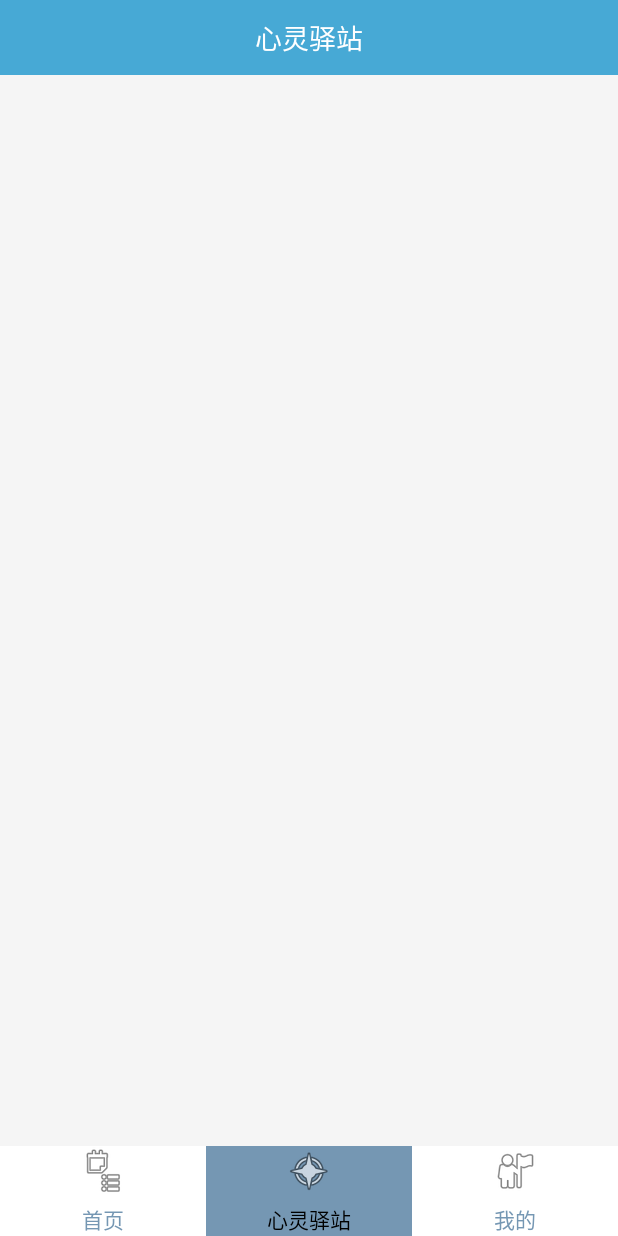
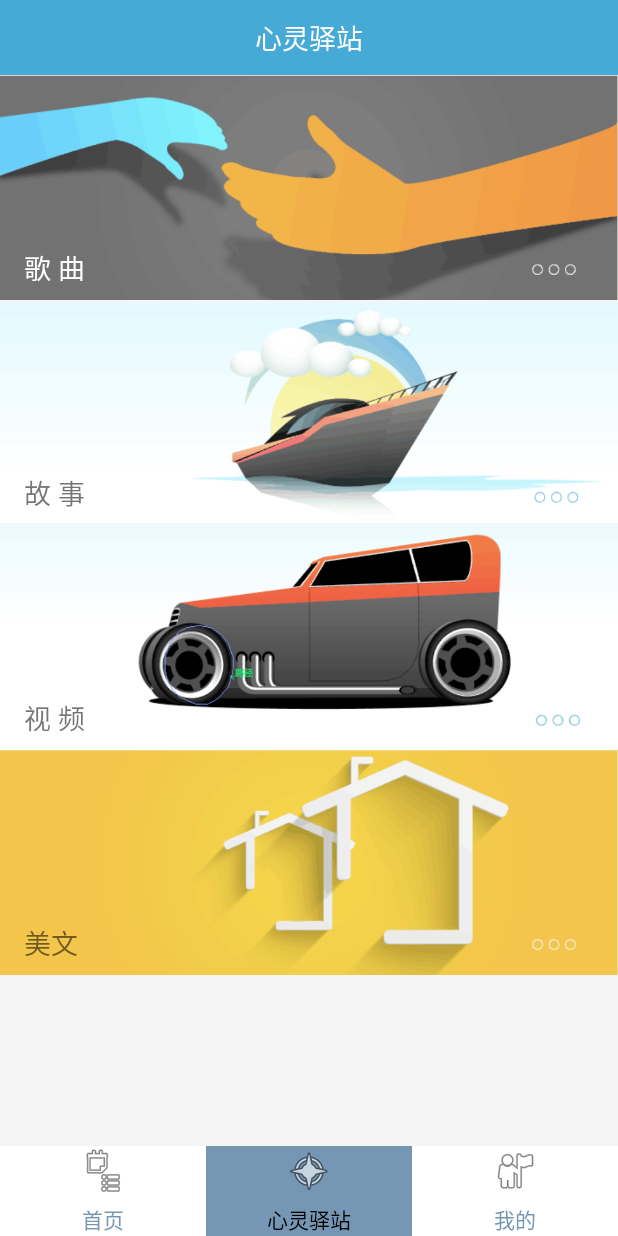
Before and after one commit to ArtAtCode/PsyCare, an Android app: the HomeFragment screen opened directly, with no data from a screen before it, after a tap on "心灵驿站", on a phone screen of 412 x 824 dp. Run offline under Robolectric (Android 15) with nearby library versions, the phone set to English and light mode, and no system bars; libraries missing offline, so code that uses them is left out: com.youth.banner; 8 statements that could not run were skipped.

Commit message:
两部分合成

```diff
--- a/app/build.gradle
+++ b/app/build.gradle
@@ -16,16 +16,18 @@ android {
             proguardFiles getDefaultProguardFile('proguard-android.txt'), 'proguard-rules.pro'
         }
     }
+    buildToolsVersion '27.0.3'
 }
 
 dependencies {
     implementation 'com.github.bumptech.glide:glide:3.7.0'
     implementation 'com.youth.banner:banner:1.4.10'
-    implementation fileTree(dir: 'libs', include: ['*.jar'])
+    implementation fileTree(include: ['*.jar'], dir: 'libs')
     implementation 'com.android.support:appcompat-v7:27.1.1'
     implementation 'com.android.support.constraint:constraint-layout:1.1.0'
     implementation 'com.android.support:support-v4:27.1.1'
     testImplementation 'junit:junit:4.12'
     androidTestImplementation 'com.android.support.test:runner:1.0.2'
     androidTestImplementation 'com.android.support.test.espresso:espresso-core:3.0.2'
+    implementation 'com.android.support:recyclerview-v7:27.1.1'
 }
--- a/app/src/main/AndroidManifest.xml
+++ b/app/src/main/AndroidManifest.xml
@@ -25,7 +25,11 @@
         <activity android:name=".RegisterActivity" />
         <activity android:name=".ForgetpasswordActivity" />
         <activity android:name=".QuestionTestActivity" />
-        <activity android:name=".ResultActivity"></activity>
+        <activity android:name=".ResultActivity" />
+        <activity android:name=".MusicActivity" />
+        <activity android:name=".StoryActivity" />
+        <activity android:name=".VideoActivity" />
+        <activity android:name=".PassageActivity"></activity>
     </application>
 
 </manifest>
--- a/app/src/main/java/com/art/code/psycare/CureFragment.java
+++ b/app/src/main/java/com/art/code/psycare/CureFragment.java
@@ -1,12 +1,14 @@
 package com.art.code.psycare;
 
 import android.content.Context;
+import android.content.Intent;
 import android.net.Uri;
 import android.os.Bundle;
 import android.support.v4.app.Fragment;
 import android.view.LayoutInflater;
 import android.view.View;
 import android.view.ViewGroup;
+import android.widget.ImageView;
 
 
 /**
@@ -28,6 +30,10 @@ public class CureFragment extends Fragment {
     private String mParam2;
 
     private OnFragmentInteractionListener mListener;
+
+    private ImageView music;
+
+    View view;
 
     public CureFragment() {
         // Required empty public constructor
@@ -64,7 +70,16 @@ public class CureFragment extends Fragment {
     public View onCreateView(LayoutInflater inflater, ViewGroup container,
                              Bundle savedInstanceState) {
         // Inflate the layout for this fragment
-        return inflater.inflate(R.layout.fragment_cure, container, false);
+        view = inflater.inflate(R.layout.fragment_cure, container, false);
+        music = view.findViewById(R.id.music);
+        music.setOnClickListener(new View.OnClickListener() {
+            @Override
+            public void onClick(View v) {
+                Intent a = new Intent(getActivity(), MusicActivity.class);
+                startActivity(a);
+            }
+        });
+        return view;
     }
 
     // TODO: Rename method, update argument and hook method into UI event
--- a/app/src/main/res/layout/fragment_cure.xml
+++ b/app/src/main/res/layout/fragment_cure.xml
@@ -1,11 +1,10 @@
 <?xml version="1.0" encoding="utf-8"?>
-<android.support.constraint.ConstraintLayout
-xmlns:android="http://schemas.android.com/apk/res/android"
-xmlns:app="http://schemas.android.com/apk/res-auto"
-xmlns:tools="http://schemas.android.com/tools"
-android:layout_width="match_parent"
-android:layout_height="match_parent"
-tools:context=".CureFragment" >
+<android.support.constraint.ConstraintLayout xmlns:android="http://schemas.android.com/apk/res/android"
+    xmlns:app="http://schemas.android.com/apk/res-auto"
+    xmlns:tools="http://schemas.android.com/tools"
+    android:layout_width="match_parent"
+    android:layout_height="match_parent"
+    tools:context=".CureFragment">
 
 
     <android.support.constraint.ConstraintLayout
@@ -38,9 +37,93 @@ tools:context=".CureFragment" >
         app:layout_constraintStart_toStartOf="parent"
         app:layout_constraintTop_toBottomOf="@+id/constraintLayout6">
 
-        <LinearLayout
+        <android.support.constraint.ConstraintLayout
             android:layout_width="match_parent"
-            android:layout_height="wrap_content"
-            android:orientation="vertical" />
+            android:layout_height="wrap_content">
+
+            <ImageView
+                android:id="@+id/passage"
+                android:layout_width="0dp"
+                android:layout_height="150dp"
+                android:src="@drawable/passage"
+                app:layout_constraintEnd_toEndOf="parent"
+                app:layout_constraintStart_toStartOf="parent"
+                app:layout_constraintTop_toBottomOf="@+id/video" />
+
+            <ImageView
+                android:id="@+id/video"
+                android:layout_width="0dp"
+                android:layout_height="150dp"
+                android:src="@drawable/video"
+                app:layout_constraintEnd_toEndOf="parent"
+                app:layout_constraintStart_toStartOf="parent"
+                app:layout_constraintTop_toBottomOf="@+id/story" />
+
+            <ImageView
+                android:id="@+id/story"
+                android:layout_width="0dp"
+                android:layout_height="150dp"
+                android:src="@drawable/story"
+                app:layout_constraintEnd_toEndOf="parent"
+                app:layout_constraintStart_toStartOf="parent"
+                app:layout_constraintTop_toBottomOf="@+id/music" />
+
+            <ImageView
+                android:id="@+id/music"
+                android:layout_width="0dp"
+                android:layout_height="150dp"
+                android:src="@drawable/music"
+                android:clickable="true"
+                app:layout_constraintEnd_toEndOf="parent"
+                app:layout_constraintHorizontal_bias="0.0"
+                app:layout_constraintStart_toStartOf="parent"
+                app:layout_constraintTop_toTopOf="parent" />
+
+            <TextView
+                android:id="@+id/textView20"
+                android:layout_width="wrap_content"
+                android:layout_height="wrap_content"
+                android:layout_marginBottom="8dp"
+                android:layout_marginStart="16dp"
+                android:text="歌 曲"
+                android:textSize="18sp"
+                android:textColor="@color/white"
+                app:layout_constraintBottom_toBottomOf="@+id/music"
+                app:layout_constraintStart_toStartOf="parent" />
+
+            <TextView
+                android:id="@+id/textView21"
+                android:layout_width="wrap_content"
+                android:layout_height="wrap_content"
+                android:layout_marginBottom="8dp"
+                android:layout_marginStart="16dp"
+                android:text="故 事"
+                android:textSize="18sp"
+                app:layout_constraintBottom_toBottomOf="@+id/story"
+                app:layout_constraintStart_toStartOf="parent" />
+
+            <TextView
+                android:id="@+id/textView22"
+                android:layout_width="wrap_content"
+                android:layout_height="wrap_content"
+                android:layout_marginBottom="8dp"
+                android:layout_marginStart="16dp"
+                android:text="视 频"
+                android:textSize="18sp"
+                app:layout_constraintBottom_toBottomOf="@+id/video"
+                app:layout_constraintStart_toStartOf="parent" />
+
+            <TextView
+                android:id="@+id/textView23"
+                android:layout_width="wrap_content"
+                android:layout_height="wrap_content"
+                android:layout_marginBottom="8dp"
+                android:layout_marginStart="16dp"
+                android:text="美文"
+                android:textSize="18sp"
+                app:layout_constraintBottom_toBottomOf="@+id/passage"
+                app:layout_constraintStart_toStartOf="parent" />
+        </android.support.constraint.ConstraintLayout>
     </ScrollView>
+
 </android.support.constraint.ConstraintLayout>
```
Also changed, not shown: app/src/main/java/com/art/code/psycare/MusicActivity.java (added, +20 -0 lines), app/src/main/java/com/art/code/psycare/PassageActivity.java (added, +13 -0 lines), app/src/main/java/com/art/code/psycare/StoryActivity.java (added, +13 -0 lines), app/src/main/java/com/art/code/psycare/VideoActivity.java (added, +13 -0 lines), app/src/main/res/layout/activity_music.xml (added, +51 -0 lines), app/src/main/res/layout/activity_passage.xml (added, +48 -0 lines), app/src/main/res/layout/activity_story.xml (added, +49 -0 lines), app/src/main/res/layout/activity_video.xml (added, +46 -0 lines), app/src/main/res/layout/fragment_home.xml (+59 -30 lines), app/src/main/res/drawable/microphone.png (added), app/src/main/res/drawable/music.png (added), app/src/main/res/drawable/passage.png (added), app/src/main/res/drawable/story.png (added), app/src/main/res/drawable/trumpet.png (added), 2 more files.
